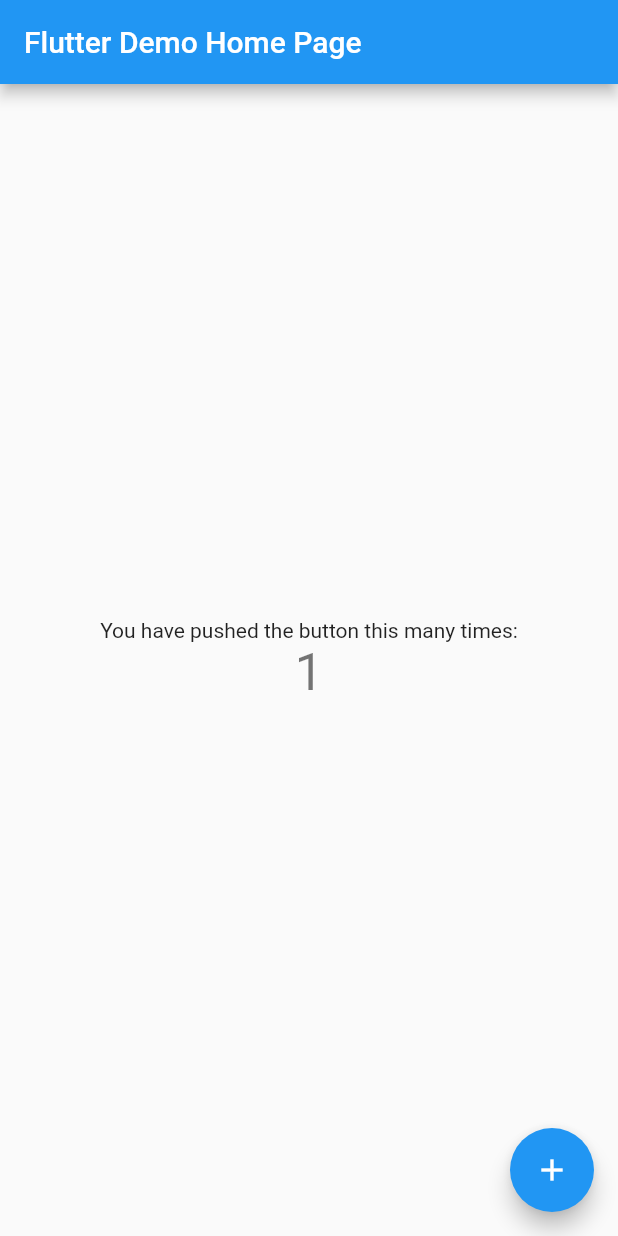
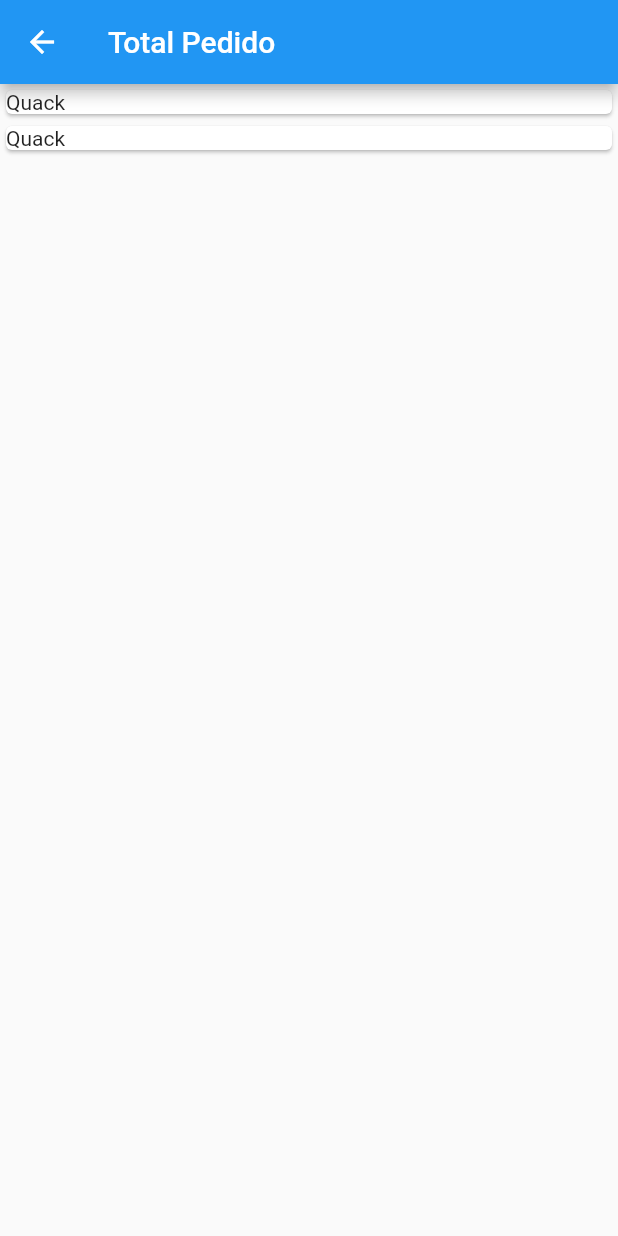
Before and after one commit to arthreis/coffee_order, a Flutter app: the screen it shows after launch, after a tap on the "add" icon, on a phone screen of 412 x 824 dp. Run offline on Flutter 3.47's test engine with Material 2 defaults, Android fonts, the phone set to English and light mode, and no system bars.

Commit message:
Navegação entre telas feita

```diff
--- a/lib/main.dart
+++ b/lib/main.dart
@@ -7,17 +7,8 @@ class MyApp extends StatelessWidget {
   @override
   Widget build(BuildContext context) {
     return MaterialApp(
-      title: 'Flutter Demo',
+      title: 'Coffee Order',
       theme: ThemeData(
-        // This is the theme of your application.
-        //
-        // Try running your application with "flutter run". You'll see the
-        // application has a blue toolbar. Then, without quitting the app, try
-        // changing the primarySwatch below to Colors.green and then invoke
-        // "hot reload" (press "r" in the console where you ran "flutter run",
-        // or simply save your changes to "hot reload" in a Flutter IDE).
-        // Notice that the counter didn't reset back to zero; the application
-        // is not restarted.
         primarySwatch: Colors.blue,
       ),
       home: MyHomePage(title: 'Flutter Demo Home Page'),
@@ -75,37 +66,36 @@ class _MyHomePageState extends State<MyHomePage> {
         // Center is a layout widget. It takes a single child and positions it
         // in the middle of the parent.
         child: Column(
-          // Column is also layout widget. It takes a list of children and
-          // arranges them vertically. By default, it sizes itself to fit its
-          // children horizontally, and tries to be as tall as its parent.
-          //
-          // Invoke "debug painting" (press "p" in the console, choose the
-          // "Toggle Debug Paint" action from the Flutter Inspector in Android
-          // Studio, or the "Toggle Debug Paint" command in Visual Studio Code)
-          // to see the wireframe for each widget.
-          //
-          // Column has various properties to control how it sizes itself and
-          // how it positions its children. Here we use mainAxisAlignment to
-          // center the children vertically; the main axis here is the vertical
-          // axis because Columns are vertical (the cross axis would be
-          // horizontal).
           mainAxisAlignment: MainAxisAlignment.center,
           children: <Widget>[
-            Text(
-              'You have pushed the button this many times:',
-            ),
-            Text(
-              '$_counter',
-              style: Theme.of(context).textTheme.display1,
-            ),
+            TextField(autofocus: true, )
           ],
         ),
       ),
       floatingActionButton: FloatingActionButton(
-        onPressed: _incrementCounter,
+        onPressed: () {
+          Navigator.push(context, MaterialPageRoute(builder: (context) => OrderPage()));
+        },
         tooltip: 'Increment',
         child: Icon(Icons.add),
       ), // This trailing comma makes auto-formatting nicer for build methods.
     );
   }
 }
+
+class OrderPage extends StatelessWidget {
+  @override
+  Widget build(BuildContext context) {
+    return Scaffold(
+      appBar: AppBar(
+        title: Text("Total Pedido"),
+      ),
+      body: Center(
+        child: ListView(children: <Widget>[
+          Card(child: Text("Quack")),
+          Card(child: Text("Quack"))
+        ])
+      )
+    );
+  }
+}
```
